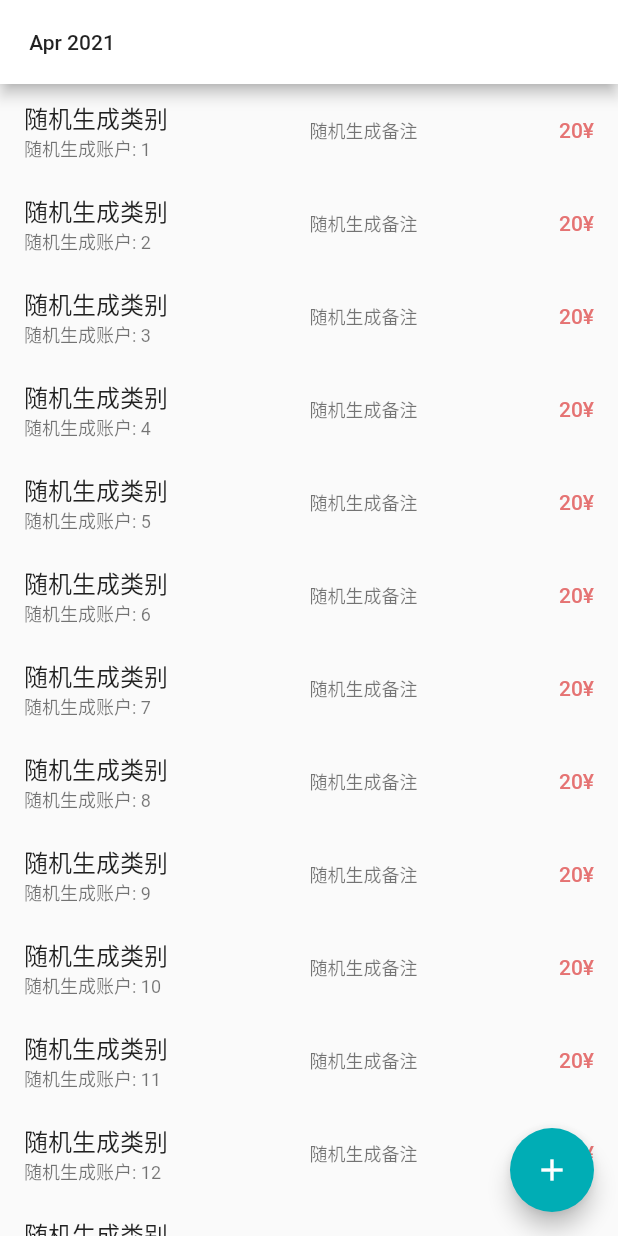
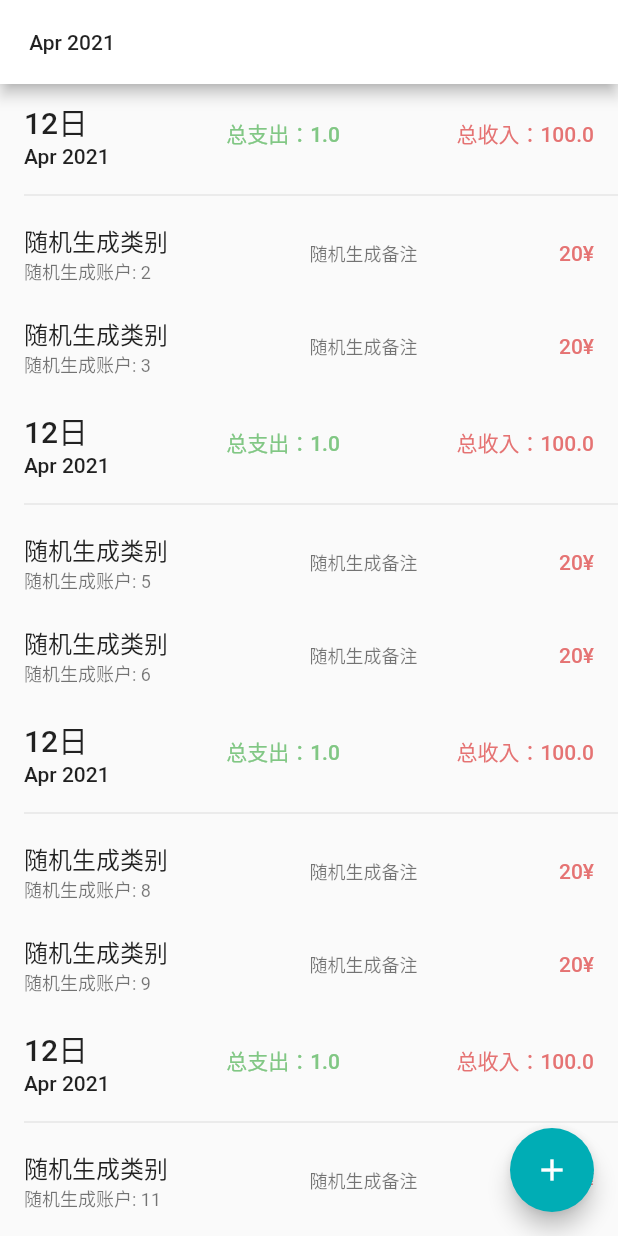
Before and after one commit to ggaier/jizhang, a Flutter app: the screen it shows after launch, on a phone screen of 412 x 824 dp. Run offline on Flutter 3.47's test engine with Material 2 defaults, Android fonts, the phone set to English and light mode, and no system bars; our stand-ins replace flutter_bloc.

Commit message:
新增每日账单汇总

```diff
--- a/lib/bills/bills_view.dart
+++ b/lib/bills/bills_view.dart
@@ -12,9 +12,11 @@ class BillsView extends StatelessWidget {
   BillsView({required String title}) : _title = title;
 
   String _formattedDate(BuildContext context) {
-    final df = DateFormat.yMMM(Localizations.localeOf(context).languageCode);
+    final df = DateFormat.yMMM(languageCode(context));
     return df.format(_date ?? DateTime.now());
   }
+
+  String languageCode(BuildContext context) => Localizations.localeOf(context).languageCode;
 
   @override
   Widget build(BuildContext context) {
@@ -49,11 +51,20 @@ class BillsView extends StatelessWidget {
   Widget _buildBillsView(BuildContext context) {
     return BlocBuilder<BillsBloc, List<Bill>>(builder: (context, state) {
       final bills = state;
-      return ListView.builder(
+      return ListView.separated(
         itemCount: bills.length,
-        itemBuilder: (context, index) {
+        itemBuilder: (context, index) => _billItem(bills, context, index),
+        separatorBuilder: (context, index) => _separatedItem(bills, context, index),
+      );
+    });
+  }
+
+  Widget _billItem(List<Bill> bills, BuildContext context, int index) {
     final bill = bills[index];
     var themeData = Theme.of(context);
+    if (bill is DayBill) {
+      return _buildDayBillView(bill, context);
+    }
     return Padding(
       padding: const EdgeInsets.symmetric(vertical: 10, horizontal: 16),
       child: Row(
@@ -81,8 +92,53 @@ class BillsView extends StatelessWidget {
         ],
       ),
     );
-        },
+  }
+
+  Widget _separatedItem(List<Bill> bills, BuildContext context, int index) {
+    final bill = bills[index];
+    if(bill is DayBill){
+      return const Divider(indent: 16);
+    }
+    return Container();
+  }
+
+  bool _isNotSameDay(Bill bill, Bill preBill) {
+    final dateTime = DateTime.fromMillisecondsSinceEpoch(bill.billTime);
+    final year = dateTime.year;
+    final month = dateTime.month;
+    final day = dateTime.day;
+    final preDateTime = DateTime.fromMillisecondsSinceEpoch(preBill.billTime);
+    final preYear = preDateTime.year;
+    final preMonth = preDateTime.month;
+    final preDay = preDateTime.day;
+    if (year != preYear) return true;
+    if (month != preMonth) return true;
+    if (day != preDay) return true;
+    return false;
+  }
+
+  Widget _buildDayBillView(DayBill bill, BuildContext context) {
+    var themeData = Theme.of(context);
+    return Padding(
+      padding: const EdgeInsets.symmetric(vertical: 10, horizontal: 16),
+      child: Row(
+        mainAxisAlignment: MainAxisAlignment.spaceBetween,
+        crossAxisAlignment: CrossAxisAlignment.center,
+        children: [
+          RichText(
+              text: TextSpan(text: bill.getDay() + "日\n", style: themeData.textTheme.headline6, children: <TextSpan>[
+            TextSpan(text: bill.getFmtDate(languageCode(context)), style: themeData.textTheme.bodyText1)
+          ])),
+          Text(
+            "总支出：${bill.expenseAmount / 100.0}",
+            style: themeData.textTheme.bodyText1?.copyWith(color: Colors.green[300]),
+          ),
+          Text(
+            "总收入：${bill.earningAmount / 100.0}",
+            style: themeData.textTheme.bodyText1?.copyWith(color: Colors.red[300]),
+          )
+        ],
+      ),
     );
-    });
   }
 }
--- a/lib/repository/bills_repository.dart
+++ b/lib/repository/bills_repository.dart
@@ -8,19 +8,14 @@ abstract class BillsRepositoryIn {
 }
 
 class BillsRepositoryImpl implements BillsRepositoryIn {
-
   @override
   Future<List<Bill>> getBillsByPage(int page) async {
     return Future.delayed(Duration(seconds: 2), () {
-      return List<Bill>.generate(
-          100,
-          (index) => Bill.name(
-              DateTime.now().millisecond,
-              "随机生成账户: ${index + 1}",
-              "随机生成类别",
-              Random.secure().nextInt(100),
-              "¥",
-              "随机生成备注"));
+      return List<Bill>.generate(100, (index) {
+        if (index % 3 == 0) return DayBill.name(index, DateTime.now().millisecondsSinceEpoch, "", "", 0, "¥", "", 10000, 100);
+        return Bill.name(index, DateTime.now().millisecondsSinceEpoch, "随机生成账户: ${index + 1}", "随机生成类别",
+            Random.secure().nextInt(100), "¥", "随机生成备注", BillType.expense);
+      });
     });
   }
 }
--- a/lib/vo/bill.dart
+++ b/lib/vo/bill.dart
@@ -1,11 +1,37 @@
+import 'package:intl/intl.dart';
+
+enum BillType { earning, expense, summary }
+
 class Bill {
+  int id;
   int billTime;
   String account;
   String genre;
   int amount;
   String currencySymbol;
   String remark;
+  BillType billType;
 
-  Bill.name(this.billTime, this.account, this.genre, this.amount, this.currencySymbol,
-      this.remark);
+  Bill.name(
+      this.id, this.billTime, this.account, this.genre, this.amount, this.currencySymbol, this.remark, this.billType);
 }
+
+class DayBill extends Bill {
+  int earningAmount;
+  int expenseAmount;
+
+  DayBill.name(int id, int billTime, String account, String genre, int amount, String currencySymbol, String remark,
+      int earningAmount, int expenseAmount)
+      : this.earningAmount = earningAmount,
+        this.expenseAmount = expenseAmount,
+        super.name(id, billTime, account, genre, amount, currencySymbol, remark, BillType.summary);
+
+  String getFmtDate(String languageCode) {
+    final df = DateFormat.yMMM(languageCode);
+    return df.format(DateTime.fromMillisecondsSinceEpoch(billTime));
+  }
+
+  String getDay(){
+    return DateTime.fromMillisecondsSinceEpoch(billTime).day.toString();
+  }
+}
```
Lines whose indentation alone changed are shown as unchanged.
